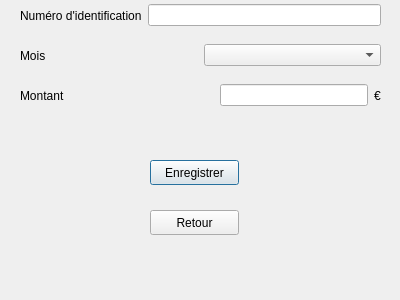
Old version of the form c++_oussa/Gestion_UI/gestionprofesseurs.ui in the repository khadimkasse/projet_cpp_ndeye.
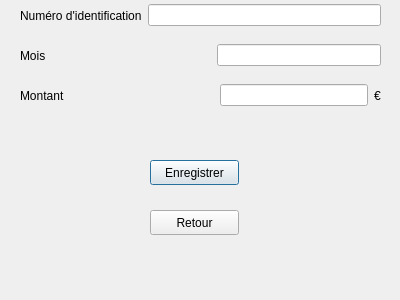
New version of the form.

The edit to the form file:
```diff
--- a/c++_oussa/Gestion_UI/gestionprofesseurs.ui
+++ b/c++_oussa/Gestion_UI/gestionprofesseurs.ui
@@ -53,7 +53,20 @@
      </widget>
     </item>
     <item>
-     <widget class="QComboBox" name="comboBox"/>
+     <spacer name="horizontalSpacer_2">
+      <property name="orientation">
+       <enum>Qt::Horizontal</enum>
+      </property>
+      <property name="sizeHint" stdset="0">
+       <size>
+        <width>40</width>
+        <height>20</height>
+       </size>
+      </property>
+     </spacer>
+    </item>
+    <item>
+     <widget class="QLineEdit" name="inputMois"/>
     </item>
    </layout>
   </widget>
```
Left out of the diff: 8 changed lines with no effect on the pictures.
